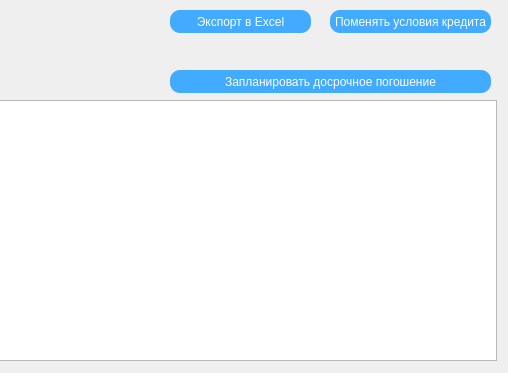
Qt form bitytskiy_a_o/coursework/credit_calculator/resultwindow.ui (BITAnDBITU/Misis-C-) before a commit; both pictures show x 430 to 938 and y 0 to 373 of the 938 by 373 pixel window.
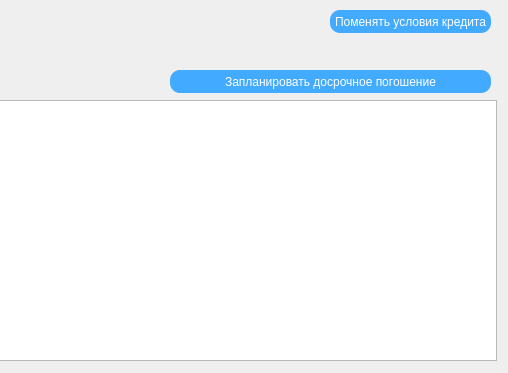
The same form after that commit.

Diff of the .ui file:
```diff
--- a/bitytskiy_a_o/coursework/credit_calculator/resultwindow.ui
+++ b/bitytskiy_a_o/coursework/credit_calculator/resultwindow.ui
@@ -158,27 +158,6 @@
     <string>Запланировать досрочное погошение</string>
    </property>
   </widget>
-  <widget class="QPushButton" name="pushButton_excel">
-   <property name="geometry">
-    <rect>
-     <x>600</x>
-     <y>10</y>
-     <width>141</width>
-     <height>23</height>
-    </rect>
-   </property>
-   <property name="styleSheet">
-    <string notr="true">background-color:#42aaff;
-border-radius: 10px;
-font: 10pt &quot;Times New Roman&quot;;
-color:#ffffff;
-
-</string>
-   </property>
-   <property name="text">
-    <string>Экспорт в Excel</string>
-   </property>
-  </widget>
  </widget>
  <resources/>
  <connections/>
```
